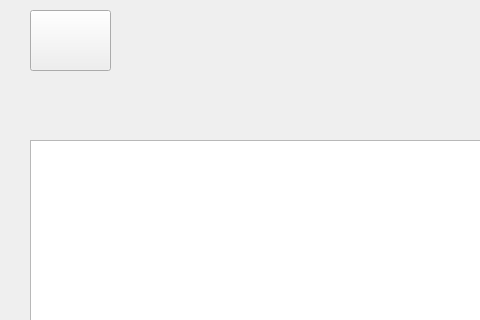
The window that listrdv.ui (yassinourkia/EasyCab) describes before a commit, drawn with Qt 5; both pictures show x 0 to 480 and y 0 to 320 of the 766 by 501 pixel window.
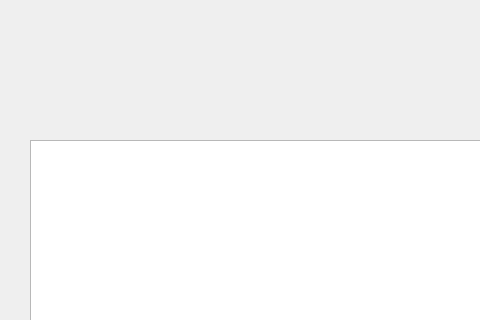
The same window after the commit.

```diff
--- a/listrdv.ui
+++ b/listrdv.ui
@@ -32,6 +32,9 @@
      <height>61</height>
     </rect>
    </property>
+   <property name="styleSheet">
+    <string notr="true">border:0px;</string>
+   </property>
    <property name="text">
     <string/>
    </property>
```
